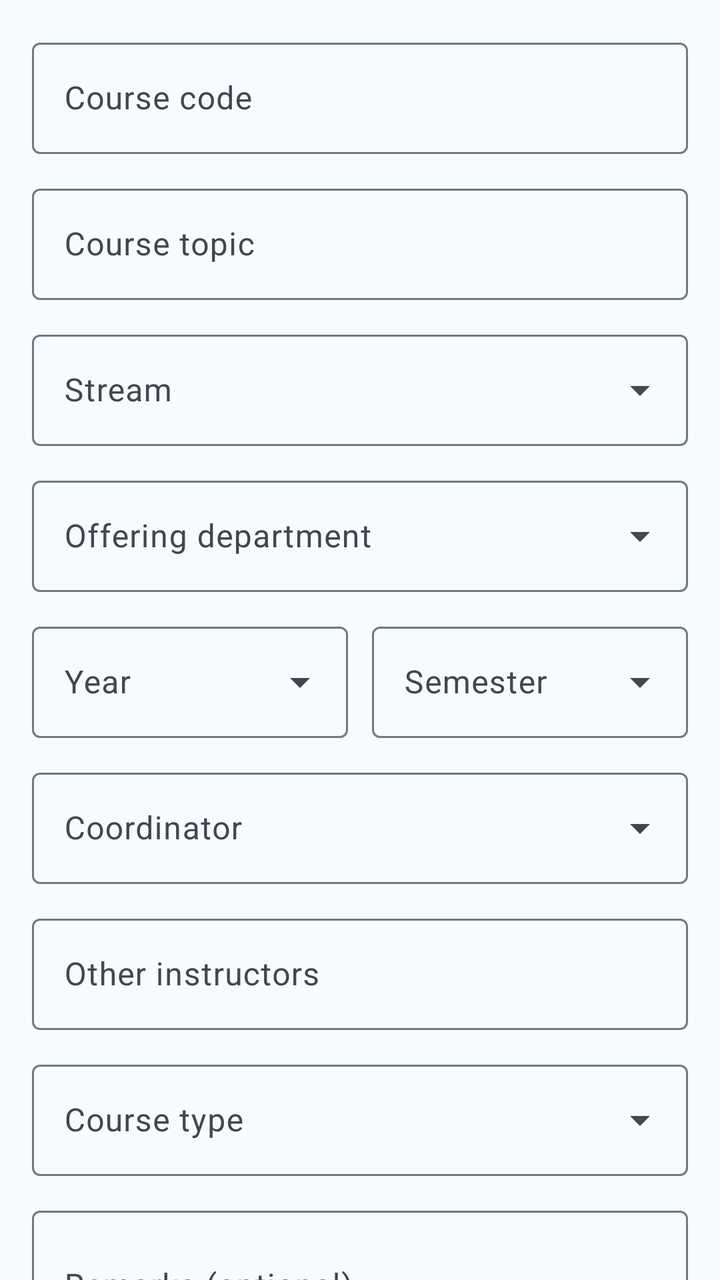
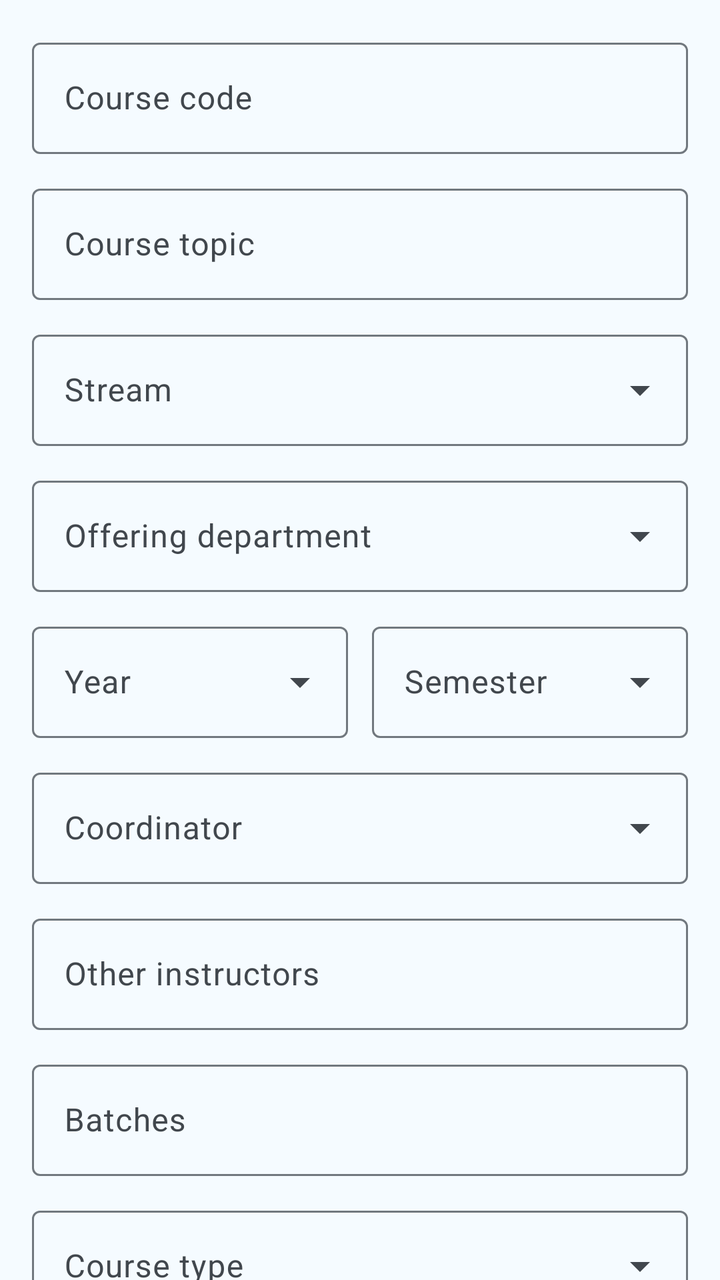

Screens rendered from an Android XML layout before and after an edit, with the pre-edit source and the edit as a unified diff.
<!-- AndroidManifest.xml: application theme Theme.SIESAttendance -->
<!-- res/layout/fragment_add_course.xml -->
<?xml version="1.0" encoding="utf-8"?>
<androidx.core.widget.NestedScrollView
    xmlns:android="http://schemas.android.com/apk/res/android"
    xmlns:app="http://schemas.android.com/apk/res-auto"
    android:layout_width="match_parent"
    android:layout_height="match_parent"
    android:fillViewport="true">

    <LinearLayout
        android:layout_width="match_parent"
        android:layout_height="wrap_content"
        android:orientation="vertical"
        android:padding="16dp">

        <com.google.android.material.textfield.TextInputLayout
            android:id="@+id/tilCourseCode"
            android:layout_width="match_parent"
            android:layout_height="wrap_content"
            android:layout_marginBottom="12dp"
            android:hint="@string/hint_course_code"
            style="@style/Widget.Material3.TextInputLayout.OutlinedBox">

            <com.google.android.material.textfield.TextInputEditText
                android:id="@+id/etCourseCode"
                android:layout_width="match_parent"
                android:layout_height="wrap_content"
                android:inputType="text"
                android:textAllCaps="true" />

        </com.google.android.material.textfield.TextInputLayout>

        <com.google.android.material.textfield.TextInputLayout
            android:id="@+id/tilCourseTopic"
            android:layout_width="match_parent"
            android:layout_height="wrap_content"
            android:layout_marginBottom="12dp"
            android:hint="@string/hint_course_topic"
            style="@style/Widget.Material3.TextInputLayout.OutlinedBox">

            <com.google.android.material.textfield.TextInputEditText
                android:id="@+id/etCourseTopic"
                android:layout_width="match_parent"
                android:layout_height="wrap_content"
                android:inputType="text" />

        </com.google.android.material.textfield.TextInputLayout>

        <com.google.android.material.textfield.TextInputLayout
            android:id="@+id/tilStream"
            android:layout_width="match_parent"
            android:layout_height="wrap_content"
            android:layout_marginBottom="12dp"
            android:hint="@string/hint_stream"
            style="@style/Widget.Material3.TextInputLayout.OutlinedBox.ExposedDropdownMenu">

            <AutoCompleteTextView
                android:id="@+id/actvStream"
                android:layout_width="match_parent"
                android:layout_height="wrap_content"
                android:inputType="none" />

        </com.google.android.material.textfield.TextInputLayout>

        <com.google.android.material.textfield.TextInputLayout
            android:id="@+id/tilDepartment"
            android:layout_width="match_parent"
            android:layout_height="wrap_content"
            android:layout_marginBottom="12dp"
            android:hint="@string/hint_offering_department"
            style="@style/Widget.Material3.TextInputLayout.OutlinedBox.ExposedDropdownMenu">

            <AutoCompleteTextView
                android:id="@+id/actvDepartment"
                android:layout_width="match_parent"
                android:layout_height="wrap_content"
                android:inputType="none" />

        </com.google.android.material.textfield.TextInputLayout>

        
        <LinearLayout
            android:layout_width="match_parent"
            android:layout_height="wrap_content"
            android:orientation="horizontal"
            android:layout_marginBottom="12dp">

            <com.google.android.material.textfield.TextInputLayout
                android:id="@+id/tilYear"
                android:layout_width="0dp"
                android:layout_height="wrap_content"
                android:layout_weight="1"
                android:layout_marginEnd="6dp"
                android:hint="@string/hint_year"
                style="@style/Widget.Material3.TextInputLayout.OutlinedBox.ExposedDropdownMenu">

                <AutoCompleteTextView
                    android:id="@+id/actvYear"
                    android:layout_width="match_parent"
                    android:layout_height="wrap_content"
                    android:inputType="none" />

            </com.google.android.material.textfield.TextInputLayout>

            <com.google.android.material.textfield.TextInputLayout
                android:id="@+id/tilSemester"
                android:layout_width="0dp"
                android:layout_height="wrap_content"
                android:layout_weight="1"
                android:layout_marginStart="6dp"
                android:hint="@string/hint_semester"
                style="@style/Widget.Material3.TextInputLayout.OutlinedBox.ExposedDropdownMenu">

                <AutoCompleteTextView
                    android:id="@+id/actvSemester"
                    android:layout_width="match_parent"
                    android:layout_height="wrap_content"
                    android:inputType="none" />

            </com.google.android.material.textfield.TextInputLayout>

        </LinearLayout>

        <com.google.android.material.textfield.TextInputLayout
            android:id="@+id/tilProfessor"
            style="@style/Widget.Material3.TextInputLayout.OutlinedBox.ExposedDropdownMenu"
            android:layout_width="match_parent"
            android:layout_height="wrap_content"
            android:layout_marginBottom="12dp"
            android:hint="@string/hint_professor">

            <AutoCompleteTextView
                android:id="@+id/actvProfessor"
                android:layout_width="match_parent"
                android:layout_height="wrap_content"
                android:inputType="none" />

        </com.google.android.material.textfield.TextInputLayout>

        
        <com.google.android.material.textfield.TextInputLayout
            android:id="@+id/tilOtherInstructors"
            style="@style/Widget.Material3.TextInputLayout.OutlinedBox"
            android:layout_width="match_parent"
            android:layout_height="wrap_content"
            android:layout_marginBottom="12dp"
            android:hint="@string/hint_other_instructors">

            <com.google.android.material.textfield.TextInputEditText
                android:id="@+id/etOtherInstructors"
                android:layout_width="match_parent"
                android:layout_height="wrap_content"
                android:clickable="true"
                android:cursorVisible="false"
                android:focusable="false"
                android:inputType="none" />

        </com.google.android.material.textfield.TextInputLayout>

        <com.google.android.material.textfield.TextInputLayout
            android:id="@+id/tilCourseType"
            android:layout_width="match_parent"
            android:layout_height="wrap_content"
            android:layout_marginBottom="12dp"
            android:hint="@string/hint_course_type"
            style="@style/Widget.Material3.TextInputLayout.OutlinedBox.ExposedDropdownMenu">

            <AutoCompleteTextView
                android:id="@+id/actvCourseType"
                android:layout_width="match_parent"
                android:layout_height="wrap_content"
                android:inputType="none" />

        </com.google.android.material.textfield.TextInputLayout>

        <com.google.android.material.textfield.TextInputLayout
            android:layout_width="match_parent"
            android:layout_height="wrap_content"
            android:layout_marginBottom="20dp"
            android:hint="@string/hint_remarks"
            style="@style/Widget.Material3.TextInputLayout.OutlinedBox">

            <com.google.android.material.textfield.TextInputEditText
                android:id="@+id/etRemarks"
                android:layout_width="match_parent"
                android:layout_height="wrap_content"
                android:inputType="textMultiLine"
                android:minLines="2" />

        </com.google.android.material.textfield.TextInputLayout>

        <com.google.android.material.button.MaterialButton
            android:id="@+id/btnSaveCourse"
            android:layout_width="match_parent"
            android:layout_height="wrap_content"
            android:text="@string/action_save_course" />

    </LinearLayout>
</androidx.core.widget.NestedScrollView>
<!-- resources referenced by this layout -->
<resources>
  <string name="action_save_course">Save course</string>
  <string name="hint_course_code">Course code</string>
  <string name="hint_course_topic">Course topic</string>
  <string name="hint_course_type">Course type</string>
  <string name="hint_offering_department">Offering department</string>
  <string name="hint_other_instructors">Other instructors</string>
  <string name="hint_professor">Coordinator</string>
  <string name="hint_remarks">Remarks (optional)</string>
  <string name="hint_semester">Semester</string>
  <string name="hint_stream">Stream</string>
  <string name="hint_year">Year</string>
  <style name="Theme.SIESAttendance" parent="Base.Theme.SIESAttendance" />
  <color name="md_primary">#2196F3</color>
  <color name="md_on_primary">#FFFFFF</color>
  <color name="md_primary_container">#D1E4FF</color>
  <color name="md_on_primary_container">#001D36</color>
  <color name="md_inverse_primary">#8AC7FF</color>
  <color name="md_secondary">#00A896</color>
  <color name="md_on_secondary">#FFFFFF</color>
  <color name="md_secondary_container">#B8F5EA</color>
  <color name="md_on_secondary_container">#00201C</color>
  <color name="md_tertiary">#6FAE2A</color>
  <color name="md_on_tertiary">#FFFFFF</color>
  <color name="md_tertiary_container">#D7F5A8</color>
  <color name="md_on_tertiary_container">#172100</color>
  <color name="md_error">#BA1A1A</color>
  <color name="md_on_error">#FFFFFF</color>
  <color name="md_error_container">#FFDAD6</color>
  <color name="md_on_error_container">#410002</color>
  <color name="md_background">#F5FBFF</color>
  <color name="md_on_background">#171C20</color>
  <color name="md_surface">#F5FBFF</color>
  <color name="md_on_surface">#171C20</color>
  <color name="md_surface_variant">#DFEAF3</color>
  <color name="md_on_surface_variant">#41474D</color>
  <color name="md_inverse_surface">#2C3135</color>
  <color name="md_inverse_on_surface">#ECF2F7</color>
  <color name="md_surface_container_lowest">#FFFFFF</color>
  <color name="md_surface_container_low">#EFF7FC</color>
  <color name="md_surface_container">#E8F2F8</color>
  <color name="md_surface_container_high">#E0ECF4</color>
  <color name="md_surface_container_highest">#D9E6EE</color>
  <color name="md_outline">#71787E</color>
  <color name="md_outline_variant">#C1C8CF</color>
  <color name="md_scrim">#000000</color>
  <!-- unchanged entries left out for length: 1 -->
</resources>

<!-- the commit's change to res/layout/fragment_add_course.xml (unified diff, before → after) -->
@@ -156,6 +156,26 @@
 
         </com.google.android.material.textfield.TextInputLayout>
 
+        
+        <com.google.android.material.textfield.TextInputLayout
+            android:id="@+id/tilCourseBatches"
+            style="@style/Widget.Material3.TextInputLayout.OutlinedBox"
+            android:layout_width="match_parent"
+            android:layout_height="wrap_content"
+            android:layout_marginBottom="12dp"
+            android:hint="@string/hint_course_batches">
+
+            <com.google.android.material.textfield.TextInputEditText
+                android:id="@+id/etCourseBatches"
+                android:layout_width="match_parent"
+                android:layout_height="wrap_content"
+                android:clickable="true"
+                android:cursorVisible="false"
+                android:focusable="false"
+                android:inputType="none" />
+
+        </com.google.android.material.textfield.TextInputLayout>
+
         <com.google.android.material.textfield.TextInputLayout
             android:id="@+id/tilCourseType"
             android:layout_width="match_parent"
<!-- resource entries referenced after the edit -->
@@ -1,6 +1,7 @@
 <!-- resources referenced by this layout -->
 <resources>
   <string name="action_save_course">Save course</string>
+  <string name="hint_course_batches">Batches</string>
   <string name="hint_course_code">Course code</string>
   <string name="hint_course_topic">Course topic</string>
   <string name="hint_course_type">Course type</string>
